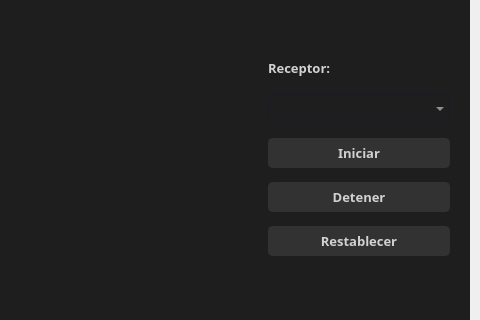
Old version of the form visuals/mainWindow.ui in the repository dariolggomez/NET-Simulator; both pictures show x 610 to 1090 and y 312 to 632 of the 1090 by 791 pixel window.
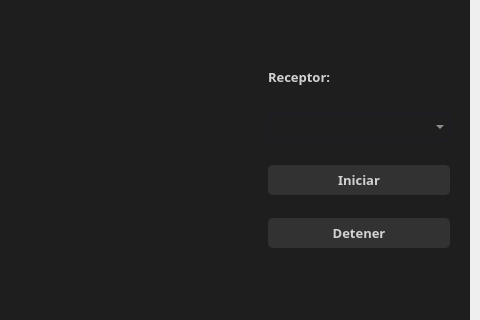
New version of the form. Icons and pictures are not drawn.

Commit message: reset btn deleted

```diff
--- a/visuals/mainWindow.ui
+++ b/visuals/mainWindow.ui
@@ -2764,42 +2764,6 @@
                                </property>
                               </widget>
                              </item>
-                             <item>
-                              <widget class="QPushButton" name="reset_btn">
-                               <property name="minimumSize">
-                                <size>
-                                 <width>65</width>
-                                 <height>30</height>
-                                </size>
-                               </property>
-                               <property name="font">
-                                <font>
-                                 <family>Segoe UI Semibold</family>
-                                 <pointsize>10</pointsize>
-                                 <weight>75</weight>
-                                 <bold>true</bold>
-                                </font>
-                               </property>
-                               <property name="styleSheet">
-                                <string notr="true">QPushButton {
-	border: 2px solid rgb(50, 50, 51);
-	border-radius: 5px;	
-	background-color: rgb(50, 50, 51);
-}
-QPushButton:hover {
-	background-color: rgb(56, 56, 57);
-	border: 2px solid rgb(56, 56, 57);
-}
-QPushButton:pressed {	
-	background-color: rgb(56, 56, 57);
-	border: 1px solid rgb(0, 122, 204);
-}</string>
-                               </property>
-                               <property name="text">
-                                <string>Restablecer</string>
-                               </property>
-                              </widget>
-                             </item>
                             </layout>
                            </widget>
                           </item>
```
The commit also changes 1 other file.
